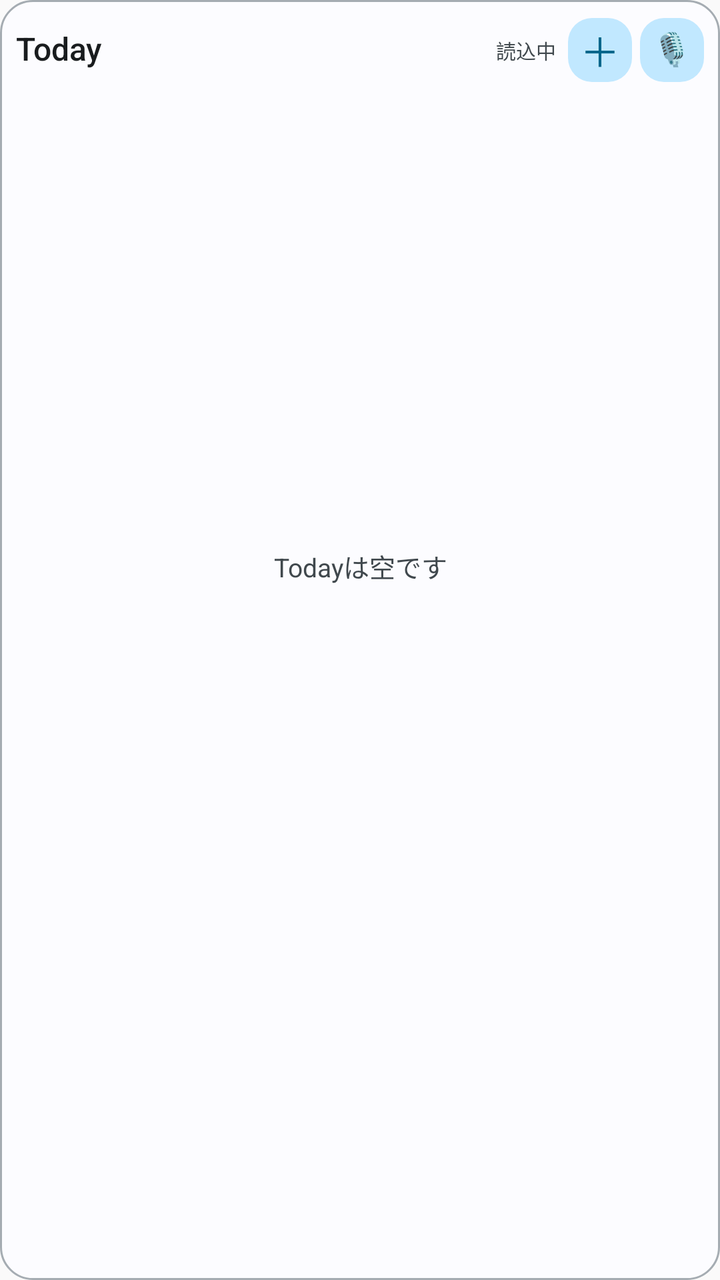
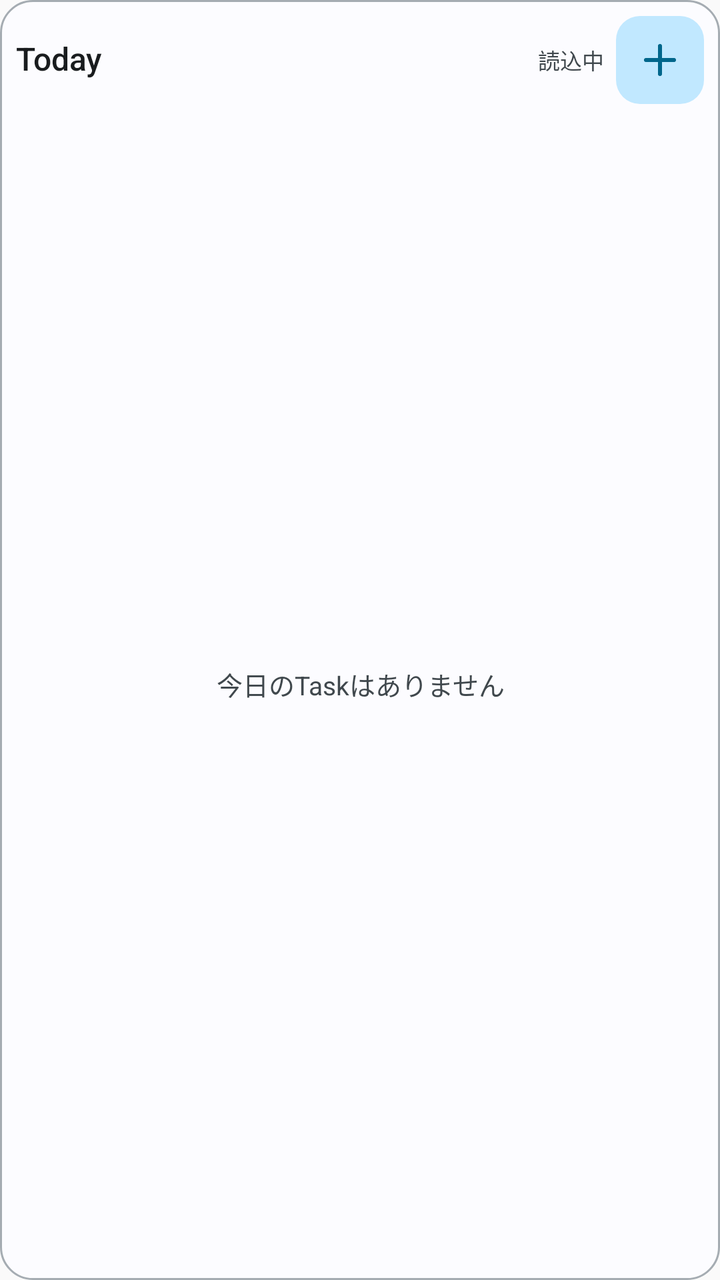

An Android layout rendered at two revisions. The XML below is the earlier revision; the diff shows what the commit changed to produce the second picture.
<!-- AndroidManifest.xml: application theme Theme.TaskenCompanion -->
<!-- res/layout/tasken_today_widget.xml -->
<?xml version="1.0" encoding="utf-8"?>
<LinearLayout xmlns:android="http://schemas.android.com/apk/res/android"
    android:layout_width="match_parent"
    android:layout_height="match_parent"
    android:background="@drawable/tasken_widget_background"
    android:orientation="vertical"
    android:padding="8dp">

    <LinearLayout
        android:id="@+id/widget_header"
        android:layout_width="match_parent"
        android:layout_height="34dp"
        android:gravity="center_vertical"
        android:orientation="horizontal">

        <TextView
            android:id="@+id/widget_open_today"
            android:layout_width="0dp"
            android:layout_height="match_parent"
            android:layout_weight="1"
            android:fontFamily="sans-serif-medium"
            android:gravity="center_vertical"
            android:includeFontPadding="false"
            android:text="Today"
            android:textColor="@color/tasken_widget_on_surface"
            android:textSize="16sp" />

        <TextView
            android:id="@+id/widget_status"
            android:layout_width="wrap_content"
            android:layout_height="match_parent"
            android:ellipsize="end"
            android:gravity="center_vertical"
            android:includeFontPadding="false"
            android:maxLines="1"
            android:text="読込中"
            android:textColor="@color/tasken_widget_on_surface_variant"
            android:textSize="10sp" />

        <TextView
            android:id="@+id/widget_add"
            android:layout_width="32dp"
            android:layout_height="32dp"
            android:layout_marginStart="6dp"
            android:background="@drawable/tasken_widget_action_background"
            android:contentDescription="Taskを追加"
            android:gravity="center"
            android:includeFontPadding="false"
            android:text="＋"
            android:textColor="@color/tasken_widget_primary"
            android:textSize="20sp" />

        <TextView
            android:id="@+id/widget_voice"
            android:layout_width="32dp"
            android:layout_height="32dp"
            android:layout_marginStart="4dp"
            android:background="@drawable/tasken_widget_action_background"
            android:contentDescription="音声でTaskを追加"
            android:gravity="center"
            android:includeFontPadding="false"
            android:text="🎙"
            android:textColor="@color/tasken_widget_primary"
            android:textSize="16sp" />
    </LinearLayout>

    <TextView
        android:id="@+id/widget_empty"
        android:layout_width="match_parent"
        android:layout_height="0dp"
        android:layout_weight="1"
        android:gravity="center"
        android:includeFontPadding="false"
        android:text="Todayは空です"
        android:textColor="@color/tasken_widget_on_surface_variant"
        android:textSize="13sp" />

    <LinearLayout
        android:id="@+id/widget_task_1"
        android:layout_width="match_parent"
        android:layout_height="36dp"
        android:gravity="center_vertical"
        android:orientation="horizontal">
        <TextView
            android:id="@+id/widget_task_1_button"
            android:layout_width="32dp"
            android:layout_height="32dp"
            android:contentDescription="Taskの状態を切り替え"
            android:gravity="center"
            android:includeFontPadding="false"
            android:textColor="@color/tasken_widget_primary"
            android:textSize="17sp" />
        <TextView
            android:id="@+id/widget_task_1_title"
            android:layout_width="0dp"
            android:layout_height="match_parent"
            android:layout_weight="1"
            android:ellipsize="end"
            android:gravity="center_vertical"
            android:includeFontPadding="false"
            android:maxLines="1"
            android:textColor="@color/tasken_widget_on_surface"
            android:textSize="13sp" />
    </LinearLayout>

    <LinearLayout
        android:id="@+id/widget_task_2"
        android:layout_width="match_parent"
        android:layout_height="36dp"
        android:gravity="center_vertical"
        android:orientation="horizontal">
        <TextView
            android:id="@+id/widget_task_2_button"
            android:layout_width="32dp"
            android:layout_height="32dp"
            android:contentDescription="Taskの状態を切り替え"
            android:gravity="center"
            android:includeFontPadding="false"
            android:textColor="@color/tasken_widget_primary"
            android:textSize="17sp" />
        <TextView
            android:id="@+id/widget_task_2_title"
            android:layout_width="0dp"
            android:layout_height="match_parent"
            android:layout_weight="1"
            android:ellipsize="end"
            android:gravity="center_vertical"
            android:includeFontPadding="false"
            android:maxLines="1"
            android:textColor="@color/tasken_widget_on_surface"
            android:textSize="13sp" />
    </LinearLayout>

    <LinearLayout
        android:id="@+id/widget_task_3"
        android:layout_width="match_parent"
        android:layout_height="36dp"
        android:gravity="center_vertical"
        android:orientation="horizontal">
        <TextView
            android:id="@+id/widget_task_3_button"
            android:layout_width="32dp"
            android:layout_height="32dp"
            android:contentDescription="Taskの状態を切り替え"
            android:gravity="center"
            android:includeFontPadding="false"
            android:textColor="@color/tasken_widget_primary"
            android:textSize="17sp" />
        <TextView
            android:id="@+id/widget_task_3_title"
            android:layout_width="0dp"
            android:layout_height="match_parent"
            android:layout_weight="1"
            android:ellipsize="end"
            android:gravity="center_vertical"
            android:includeFontPadding="false"
            android:maxLines="1"
            android:textColor="@color/tasken_widget_on_surface"
            android:textSize="13sp" />
    </LinearLayout>
</LinearLayout>
<!-- resources referenced by this layout -->
<resources>
  <color name="tasken_widget_on_surface">#2B2021</color>
  <color name="tasken_widget_on_surface_variant">#74676A</color>
  <color name="tasken_widget_primary">#8A2F3B</color>
  <!-- drawable tasken_widget_action_background (drawable) -->
  <?xml version="1.0" encoding="utf-8"?>
  <shape xmlns:android="http://schemas.android.com/apk/res/android" android:shape="rectangle">
      <solid android:color="@color/tasken_widget_primary_container" />
      <corners android:radius="12dp" />
  </shape>
  <!-- drawable tasken_widget_background (drawable) -->
  <?xml version="1.0" encoding="utf-8"?>
  <shape xmlns:android="http://schemas.android.com/apk/res/android" android:shape="rectangle">
      <solid android:color="@color/tasken_widget_surface" />
      <corners android:radius="16dp" />
      <stroke android:width="1dp" android:color="@color/tasken_widget_outline" />
  </shape>
  <style name="Theme.TaskenCompanion" parent="android:style/Theme.Material.Light.NoActionBar" />
  <color name="tasken_widget_primary_container">#F7D9DE</color>
  <color name="tasken_widget_surface">#FFF9F2</color>
  <color name="tasken_widget_outline">#E8DCDD</color>
</resources>

<!-- the commit's change to res/layout/tasken_today_widget.xml (unified diff, before → after) -->
@@ -9,7 +9,7 @@
     <LinearLayout
         android:id="@+id/widget_header"
         android:layout_width="match_parent"
-        android:layout_height="34dp"
+        android:layout_height="44dp"
         android:gravity="center_vertical"
         android:orientation="horizontal">
 
@@ -27,41 +27,28 @@
 
         <TextView
             android:id="@+id/widget_status"
-            android:layout_width="wrap_content"
+            android:layout_width="0dp"
             android:layout_height="match_parent"
+            android:layout_weight="1"
             android:ellipsize="end"
-            android:gravity="center_vertical"
+            android:gravity="center_vertical|end"
             android:includeFontPadding="false"
             android:maxLines="1"
             android:text="読込中"
             android:textColor="@color/tasken_widget_on_surface_variant"
-            android:textSize="10sp" />
+            android:textSize="11sp" />
 
-        <TextView
+        <ImageView
             android:id="@+id/widget_add"
-            android:layout_width="32dp"
-            android:layout_height="32dp"
+            android:layout_width="44dp"
+            android:layout_height="44dp"
             android:layout_marginStart="6dp"
             android:background="@drawable/tasken_widget_action_background"
             android:contentDescription="Taskを追加"
-            android:gravity="center"
-            android:includeFontPadding="false"
-            android:text="＋"
-            android:textColor="@color/tasken_widget_primary"
-            android:textSize="20sp" />
-
-        <TextView
-            android:id="@+id/widget_voice"
-            android:layout_width="32dp"
-            android:layout_height="32dp"
-            android:layout_marginStart="4dp"
-            android:background="@drawable/tasken_widget_action_background"
-            android:contentDescription="音声でTaskを追加"
-            android:gravity="center"
-            android:includeFontPadding="false"
-            android:text="🎙"
-            android:textColor="@color/tasken_widget_primary"
-            android:textSize="16sp" />
+            android:padding="10dp"
+            android:scaleType="centerInside"
+            android:src="@drawable/ic_tabler_plus"
+            android:tint="@color/tasken_widget_primary" />
     </LinearLayout>
 
     <TextView
@@ -71,25 +58,26 @@
         android:layout_weight="1"
         android:gravity="center"
         android:includeFontPadding="false"
-        android:text="Todayは空です"
+        android:text="今日のTaskはありません"
         android:textColor="@color/tasken_widget_on_surface_variant"
         android:textSize="13sp" />
 
     <LinearLayout
         android:id="@+id/widget_task_1"
         android:layout_width="match_parent"
-        android:layout_height="36dp"
+        android:layout_height="44dp"
         android:gravity="center_vertical"
-        android:orientation="horizontal">
-        <TextView
+        android:orientation="horizontal"
+        android:visibility="gone">
+        <ImageView
             android:id="@+id/widget_task_1_button"
-            android:layout_width="32dp"
-            android:layout_height="32dp"
+            android:layout_width="44dp"
+            android:layout_height="44dp"
             android:contentDescription="Taskの状態を切り替え"
-            android:gravity="center"
-            android:includeFontPadding="false"
-            android:textColor="@color/tasken_widget_primary"
-            android:textSize="17sp" />
+            android:padding="10dp"
+            android:scaleType="centerInside"
+            android:src="@drawable/ic_tabler_circle"
+            android:tint="@color/tasken_widget_primary" />
         <TextView
             android:id="@+id/widget_task_1_title"
             android:layout_width="0dp"
@@ -106,18 +94,19 @@
     <LinearLayout
         android:id="@+id/widget_task_2"
         android:layout_width="match_parent"
-        android:layout_height="36dp"
+        android:layout_height="44dp"
         android:gravity="center_vertical"
-        android:orientation="horizontal">
-        <TextView
+        android:orientation="horizontal"
+        android:visibility="gone">
+        <ImageView
             android:id="@+id/widget_task_2_button"
-            android:layout_width="32dp"
-            android:layout_height="32dp"
+            android:layout_width="44dp"
+            android:layout_height="44dp"
             android:contentDescription="Taskの状態を切り替え"
-            android:gravity="center"
-            android:includeFontPadding="false"
-            android:textColor="@color/tasken_widget_primary"
-            android:textSize="17sp" />
+            android:padding="10dp"
+            android:scaleType="centerInside"
+            android:src="@drawable/ic_tabler_circle"
+            android:tint="@color/tasken_widget_primary" />
         <TextView
             android:id="@+id/widget_task_2_title"
             android:layout_width="0dp"
@@ -134,18 +123,19 @@
     <LinearLayout
         android:id="@+id/widget_task_3"
         android:layout_width="match_parent"
-        android:layout_height="36dp"
+        android:layout_height="44dp"
         android:gravity="center_vertical"
-        android:orientation="horizontal">
-        <TextView
+        android:orientation="horizontal"
+        android:visibility="gone">
+        <ImageView
             android:id="@+id/widget_task_3_button"
-            android:layout_width="32dp"
-            android:layout_height="32dp"
+            android:layout_width="44dp"
+            android:layout_height="44dp"
             android:contentDescription="Taskの状態を切り替え"
-            android:gravity="center"
-            android:includeFontPadding="false"
-            android:textColor="@color/tasken_widget_primary"
-            android:textSize="17sp" />
+            android:padding="10dp"
+            android:scaleType="centerInside"
+            android:src="@drawable/ic_tabler_circle"
+            android:tint="@color/tasken_widget_primary" />
         <TextView
             android:id="@+id/widget_task_3_title"
             android:layout_width="0dp"
<!-- resource entries referenced after the edit -->
@@ -3,6 +3,36 @@
   <color name="tasken_widget_on_surface">#2B2021</color>
   <color name="tasken_widget_on_surface_variant">#74676A</color>
   <color name="tasken_widget_primary">#8A2F3B</color>
+  <!-- drawable ic_tabler_circle (drawable) -->
+  <?xml version="1.0" encoding="utf-8"?>
+  <vector xmlns:android="http://schemas.android.com/apk/res/android"
+      android:width="24dp"
+      android:height="24dp"
+      android:viewportWidth="24"
+      android:viewportHeight="24">
+      <path
+          android:fillColor="@android:color/transparent"
+          android:pathData="M3,12a9,9 0,1 0,18,0a9,9 0,1 0,-18,0"
+          android:strokeColor="#FF000000"
+          android:strokeLineCap="round"
+          android:strokeLineJoin="round"
+          android:strokeWidth="2" />
+  </vector>
+  <!-- drawable ic_tabler_plus (drawable) -->
+  <?xml version="1.0" encoding="utf-8"?>
+  <vector xmlns:android="http://schemas.android.com/apk/res/android"
+      android:width="24dp"
+      android:height="24dp"
+      android:viewportWidth="24"
+      android:viewportHeight="24">
+      <path
+          android:fillColor="@android:color/transparent"
+          android:pathData="M12,5v14M5,12h14"
+          android:strokeColor="#FF000000"
+          android:strokeLineCap="round"
+          android:strokeLineJoin="round"
+          android:strokeWidth="2" />
+  </vector>
   <!-- drawable tasken_widget_action_background (drawable) -->
   <?xml version="1.0" encoding="utf-8"?>
   <shape xmlns:android="http://schemas.android.com/apk/res/android" android:shape="rectangle">
